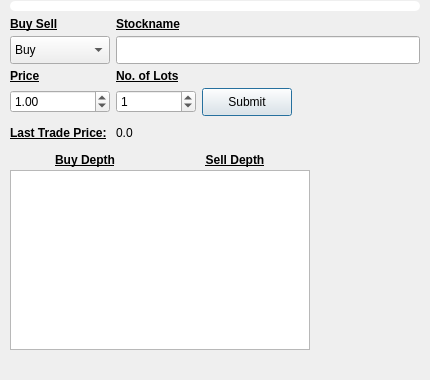
The window that F1_F2/f1_f2_buysell.ui (Likithanaidu07/qt) describes before a commit, drawn with Qt 5.
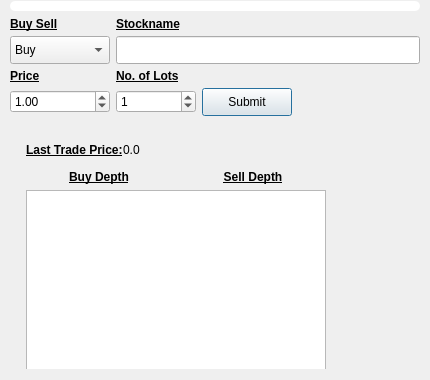
The same window after the commit.

Commit message: manual order slow data table background changed

```diff
--- a/F1_F2/f1_f2_buysell.ui
+++ b/F1_F2/f1_f2_buysell.ui
@@ -41,24 +41,18 @@
    <property name="verticalSpacing">
     <number>5</number>
    </property>
-   <item row="10" column="0">
-    <spacer name="verticalSpacer_4">
-     <property name="orientation">
-      <enum>Qt::Vertical</enum>
-     </property>
-     <property name="sizeType">
-      <enum>QSizePolicy::Fixed</enum>
-     </property>
-     <property name="sizeHint" stdset="0">
+   <item row="3" column="2" colspan="7">
+    <widget class="QLineEdit" name="lineEdit_Stockname">
+     <property name="minimumSize">
       <size>
-       <width>20</width>
-       <height>5</height>
+       <width>200</width>
+       <height>28</height>
       </size>
      </property>
-    </spacer>
+    </widget>
    </item>
-   <item row="6" column="0" colspan="2">
-    <widget class="QLabel" name="label_3">
+   <item row="2" column="2">
+    <widget class="QLabel" name="label_2">
      <property name="font">
       <font>
        <bold>true</bold>
@@ -66,30 +60,20 @@
       </font>
      </property>
      <property name="text">
-      <string>Price</string>
+      <string>Stockname</string>
      </property>
     </widget>
    </item>
-   <item row="5" column="2">
-    <spacer name="verticalSpacer_3">
-     <property name="orientation">
-      <enum>Qt::Vertical</enum>
+   <item row="2" column="0" colspan="2">
+    <widget class="QLabel" name="label">
+     <property name="font">
+      <font>
+       <bold>true</bold>
+       <underline>true</underline>
+      </font>
      </property>
-     <property name="sizeType">
-      <enum>QSizePolicy::Expanding</enum>
-     </property>
-     <property name="sizeHint" stdset="0">
-      <size>
-       <width>20</width>
-       <height>3</height>
-      </size>
-     </property>
-    </spacer>
-   </item>
-   <item row="9" column="2" colspan="3">
-    <widget class="QLabel" name="label_lastTradedPrice">
      <property name="text">
-      <string>0.0</string>
+      <string>Buy Sell</string>
      </property>
     </widget>
    </item>
@@ -115,34 +99,31 @@
      </property>
     </widget>
    </item>
-   <item row="7" column="3">
-    <widget class="QPushButton" name="pushButtonSubmit">
-     <property name="minimumSize">
-      <size>
-       <width>90</width>
-       <height>28</height>
-      </size>
-     </property>
-     <property name="maximumSize">
-      <size>
-       <width>90</width>
-       <height>28</height>
-      </size>
+   <item row="6" column="2">
+    <widget class="QLabel" name="label_4">
+     <property name="font">
+      <font>
+       <bold>true</bold>
+       <underline>true</underline>
+      </font>
      </property>
      <property name="text">
-      <string>Submit</string>
+      <string>No. of Lots</string>
      </property>
     </widget>
    </item>
-   <item row="12" column="1" colspan="6">
-    <spacer name="verticalSpacer_2">
+   <item row="5" column="2">
+    <spacer name="verticalSpacer_3">
      <property name="orientation">
       <enum>Qt::Vertical</enum>
      </property>
+     <property name="sizeType">
+      <enum>QSizePolicy::Expanding</enum>
+     </property>
      <property name="sizeHint" stdset="0">
       <size>
        <width>20</width>
-       <height>40</height>
+       <height>3</height>
       </size>
      </property>
     </spacer>
@@ -167,8 +148,40 @@
      </item>
     </widget>
    </item>
-   <item row="2" column="0" colspan="2">
-    <widget class="QLabel" name="label">
+   <item row="9" column="0">
+    <spacer name="verticalSpacer_4">
+     <property name="orientation">
+      <enum>Qt::Vertical</enum>
+     </property>
+     <property name="sizeType">
+      <enum>QSizePolicy::Fixed</enum>
+     </property>
+     <property name="sizeHint" stdset="0">
+      <size>
+       <width>20</width>
+       <height>10</height>
+      </size>
+     </property>
+    </spacer>
+   </item>
+   <item row="7" column="2">
+    <widget class="QSpinBox" name="spinBoxLot">
+     <property name="minimumSize">
+      <size>
+       <width>80</width>
+       <height>0</height>
+      </size>
+     </property>
+     <property name="maximum">
+      <number>99999999</number>
+     </property>
+     <property name="value">
+      <number>1</number>
+     </property>
+    </widget>
+   </item>
+   <item row="6" column="0" colspan="2">
+    <widget class="QLabel" name="label_3">
      <property name="font">
       <font>
        <bold>true</bold>
@@ -176,19 +189,141 @@
       </font>
      </property>
      <property name="text">
-      <string>Buy Sell</string>
+      <string>Price</string>
      </property>
     </widget>
    </item>
-   <item row="3" column="2" colspan="7">
-    <widget class="QLineEdit" name="lineEdit_Stockname">
-     <property name="minimumSize">
+   <item row="10" column="0" colspan="6">
+    <widget class="QWidget" name="tableviewBG" native="true">
+     <layout class="QGridLayout" name="gridLayout_2">
+      <item row="1" column="0">
+       <widget class="QTableView" name="tableViewMarkerRate">
+        <property name="minimumSize">
+         <size>
+          <width>300</width>
+          <height>180</height>
+         </size>
+        </property>
+        <property name="maximumSize">
+         <size>
+          <width>300</width>
+          <height>180</height>
+         </size>
+        </property>
+        <property name="font">
+         <font>
+          <pointsize>10</pointsize>
+         </font>
+        </property>
+        <property name="showGrid">
+         <bool>false</bool>
+        </property>
+        <property name="gridStyle">
+         <enum>Qt::NoPen</enum>
+        </property>
+        <attribute name="verticalHeaderVisible">
+         <bool>false</bool>
+        </attribute>
+       </widget>
+      </item>
+      <item row="0" column="0">
+       <layout class="QGridLayout" name="gridLayout_3">
+        <property name="horizontalSpacing">
+         <number>8</number>
+        </property>
+        <property name="verticalSpacing">
+         <number>10</number>
+        </property>
+        <item row="2" column="0">
+         <widget class="QLabel" name="label_7">
+          <property name="font">
+           <font>
+            <bold>true</bold>
+            <underline>true</underline>
+           </font>
+          </property>
+          <property name="text">
+           <string>Buy Depth</string>
+          </property>
+          <property name="alignment">
+           <set>Qt::AlignCenter</set>
+          </property>
+         </widget>
+        </item>
+        <item row="2" column="1">
+         <widget class="QLabel" name="label_6">
+          <property name="font">
+           <font>
+            <bold>true</bold>
+            <underline>true</underline>
+           </font>
+          </property>
+          <property name="text">
+           <string>Sell Depth</string>
+          </property>
+          <property name="alignment">
+           <set>Qt::AlignCenter</set>
+          </property>
+         </widget>
+        </item>
+        <item row="1" column="0" colspan="2">
+         <layout class="QHBoxLayout" name="horizontalLayout_2">
+          <item>
+           <widget class="QLabel" name="label_5">
+            <property name="font">
+             <font>
+              <pointsize>9</pointsize>
+              <bold>true</bold>
+              <underline>true</underline>
+             </font>
+            </property>
+            <property name="text">
+             <string>Last Trade Price:</string>
+            </property>
+            <property name="alignment">
+             <set>Qt::AlignLeading|Qt::AlignLeft|Qt::AlignVCenter</set>
+            </property>
+           </widget>
+          </item>
+          <item>
+           <widget class="QLabel" name="label_lastTradedPrice">
+            <property name="text">
+             <string>0.0</string>
+            </property>
+           </widget>
+          </item>
+          <item>
+           <spacer name="horizontalSpacer">
+            <property name="orientation">
+             <enum>Qt::Horizontal</enum>
+            </property>
+            <property name="sizeHint" stdset="0">
+             <size>
+              <width>40</width>
+              <height>20</height>
+             </size>
+            </property>
+           </spacer>
+          </item>
+         </layout>
+        </item>
+       </layout>
+      </item>
+     </layout>
+    </widget>
+   </item>
+   <item row="11" column="1" colspan="6">
+    <spacer name="verticalSpacer_2">
+     <property name="orientation">
+      <enum>Qt::Vertical</enum>
+     </property>
+     <property name="sizeHint" stdset="0">
       <size>
-       <width>200</width>
-       <height>28</height>
+       <width>20</width>
+       <height>40</height>
       </size>
      </property>
-    </widget>
+    </spacer>
    </item>
    <item row="1" column="0" colspan="9">
     <widget class="QWidget" name="widget" native="true">
@@ -269,158 +404,24 @@
      </layout>
     </widget>
    </item>
-   <item row="6" column="2">
-    <widget class="QLabel" name="label_4">
-     <property name="font">
-      <font>
-       <bold>true</bold>
-       <underline>true</underline>
-      </font>
-     </property>
-     <property name="text">
-      <string>No. of Lots</string>
-     </property>
-    </widget>
-   </item>
-   <item row="11" column="0" colspan="9">
-    <layout class="QGridLayout" name="gridLayout_2">
-     <item row="0" column="0">
-      <layout class="QHBoxLayout" name="horizontalLayout_2">
-       <property name="spacing">
-        <number>0</number>
-       </property>
-       <item>
-        <widget class="QLabel" name="label_7">
-         <property name="font">
-          <font>
-           <bold>true</bold>
-           <underline>true</underline>
-          </font>
-         </property>
-         <property name="text">
-          <string>Buy Depth</string>
-         </property>
-         <property name="alignment">
-          <set>Qt::AlignCenter</set>
-         </property>
-        </widget>
-       </item>
-       <item>
-        <widget class="QLabel" name="label_6">
-         <property name="font">
-          <font>
-           <bold>true</bold>
-           <underline>true</underline>
-          </font>
-         </property>
-         <property name="text">
-          <string>Sell Depth</string>
-         </property>
-         <property name="alignment">
-          <set>Qt::AlignCenter</set>
-         </property>
-        </widget>
-       </item>
-      </layout>
-     </item>
-     <item row="0" column="2">
-      <spacer name="horizontalSpacer_2">
-       <property name="orientation">
-        <enum>Qt::Horizontal</enum>
-       </property>
-       <property name="sizeHint" stdset="0">
-        <size>
-         <width>40</width>
-         <height>20</height>
-        </size>
-       </property>
-      </spacer>
-     </item>
-     <item row="1" column="0">
-      <widget class="QTableView" name="tableViewMarkerRate">
-       <property name="minimumSize">
-        <size>
-         <width>300</width>
-         <height>180</height>
-        </size>
-       </property>
-       <property name="maximumSize">
-        <size>
-         <width>300</width>
-         <height>180</height>
-        </size>
-       </property>
-       <property name="showGrid">
-        <bool>false</bool>
-       </property>
-       <property name="gridStyle">
-        <enum>Qt::NoPen</enum>
-       </property>
-       <attribute name="verticalHeaderVisible">
-        <bool>false</bool>
-       </attribute>
-      </widget>
-     </item>
-    </layout>
-   </item>
-   <item row="7" column="2">
-    <widget class="QSpinBox" name="spinBoxLot">
+   <item row="7" column="3">
+    <widget class="QPushButton" name="pushButtonSubmit">
      <property name="minimumSize">
       <size>
-       <width>80</width>
-       <height>0</height>
+       <width>90</width>
+       <height>28</height>
       </size>
      </property>
-     <property name="maximum">
-      <number>99999999</number>
-     </property>
-     <property name="value">
-      <number>1</number>
-     </property>
-    </widget>
-   </item>
-   <item row="9" column="0" colspan="2">
-    <widget class="QLabel" name="label_5">
-     <property name="font">
-      <font>
-       <pointsize>9</pointsize>
-       <bold>true</bold>
-       <underline>true</underline>
-      </font>
-     </property>
-     <property name="text">
-      <string>Last Trade Price:</string>
-     </property>
-    </widget>
-   </item>
-   <item row="2" column="2">
-    <widget class="QLabel" name="label_2">
-     <property name="font">
-      <font>
-       <bold>true</bold>
-       <underline>true</underline>
-      </font>
-     </property>
-     <property name="text">
-      <string>Stockname</string>
-     </property>
-    </widget>
-   </item>
-   <item row="8" column="0">
-    <spacer name="verticalSpacer">
-     <property name="orientation">
-      <enum>Qt::Vertical</enum>
-     </property>
-     <property name="sizeType">
-      <enum>QSizePolicy::Fixed</enum>
-     </property>
-     <property name="sizeHint" stdset="0">
+     <property name="maximumSize">
       <size>
-       <width>20</width>
-       <height>5</height>
+       <width>90</width>
+       <height>28</height>
       </size>
      </property>
-    </spacer>
+     <property name="text">
+      <string>Submit</string>
+     </property>
+    </widget>
    </item>
   </layout>
  </widget>
```
The commit also changes 2 other files.
